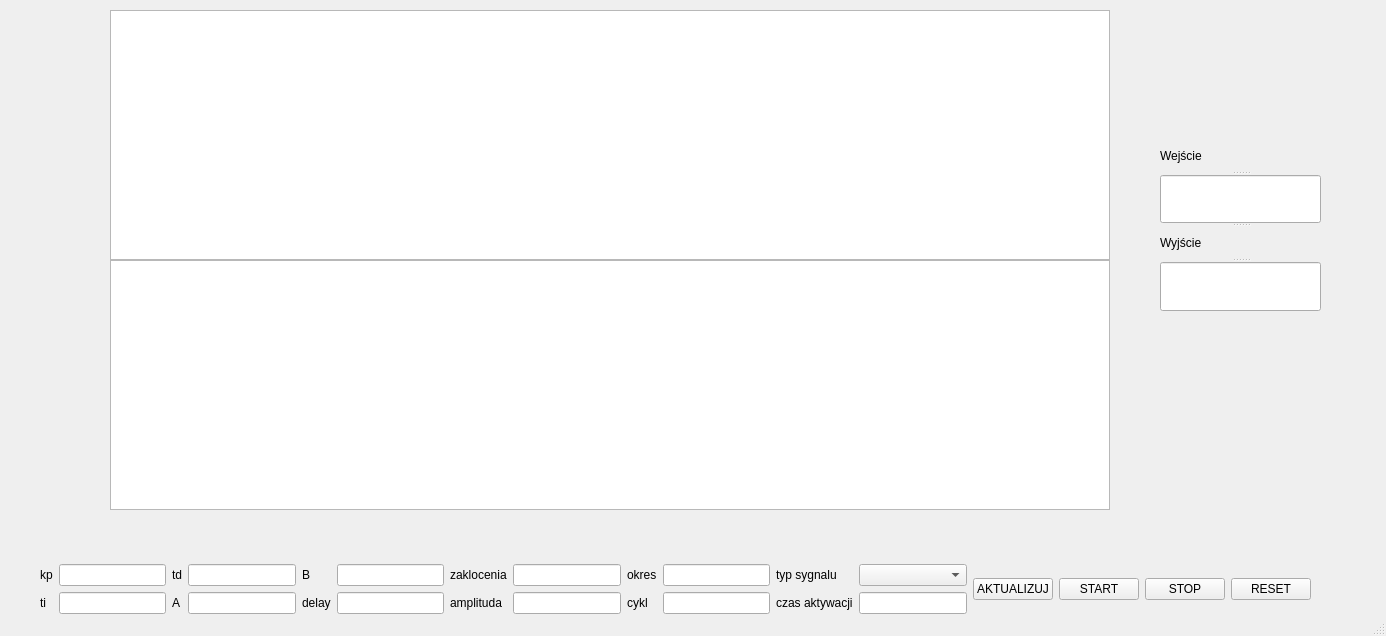
Above: qt/gui/mainwindow.ui from jakgondzik/PROJEKT_UAR before the change. Below: the same form after it.
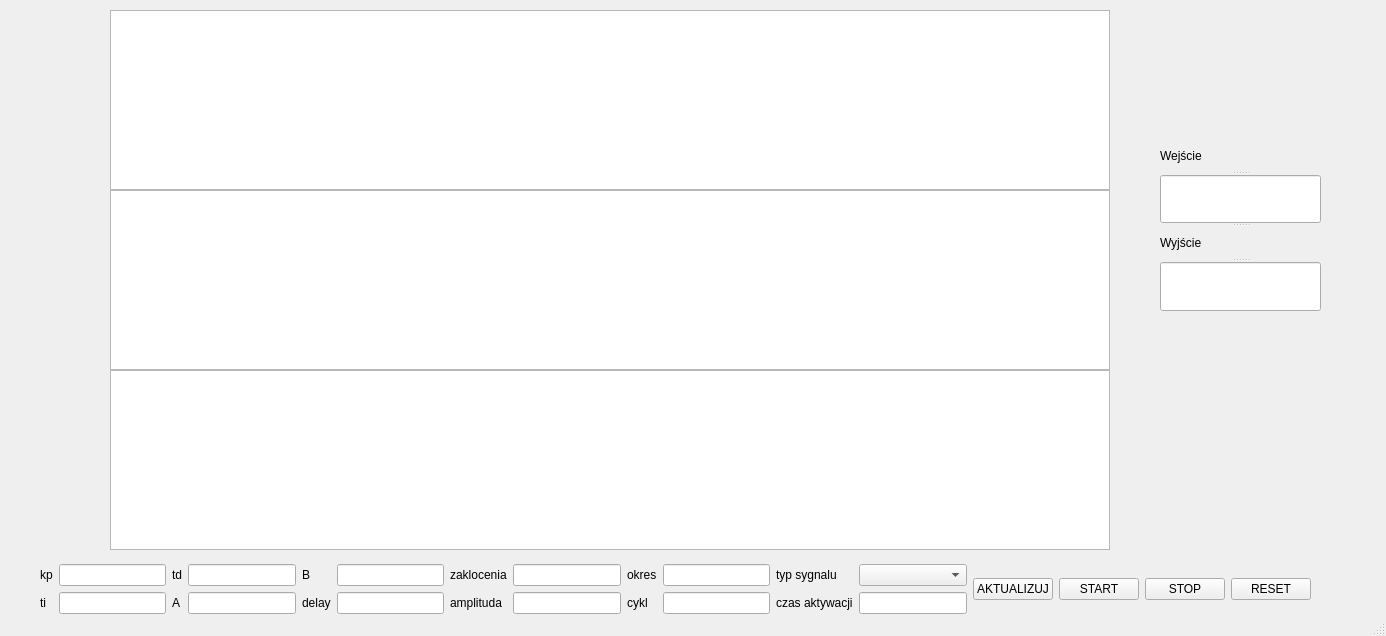
That is the form after the change.

Diff of the .ui file:
```diff
--- a/qt/gui/mainwindow.ui
+++ b/qt/gui/mainwindow.ui
@@ -38,7 +38,7 @@
       <x>110</x>
       <y>10</y>
       <width>1000</width>
-      <height>250</height>
+      <height>180</height>
      </rect>
     </property>
    </widget>
@@ -46,13 +46,13 @@
     <property name="geometry">
      <rect>
       <x>110</x>
-      <y>260</y>
+      <y>190</y>
       <width>1000</width>
-      <height>250</height>
+      <height>180</height>
      </rect>
     </property>
    </widget>
-   <widget class="QWidget" name="">
+   <widget class="QWidget" name="layoutWidget">
     <property name="geometry">
      <rect>
       <x>40</x>
@@ -241,6 +241,16 @@
     </widget>
     <widget class="QLineEdit" name="wyjscieLabel"/>
    </widget>
+   <widget class="QGraphicsView" name="graphicsView3">
+    <property name="geometry">
+     <rect>
+      <x>110</x>
+      <y>370</y>
+      <width>1000</width>
+      <height>180</height>
+     </rect>
+    </property>
+   </widget>
   </widget>
   <widget class="QStatusBar" name="statusbar"/>
  </widget>
```
Left out of the diff: 4 changed lines with no effect on the pictures.
